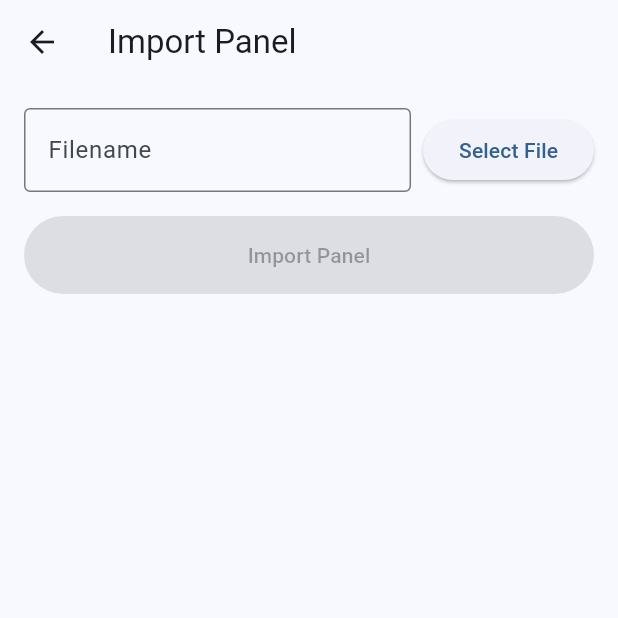
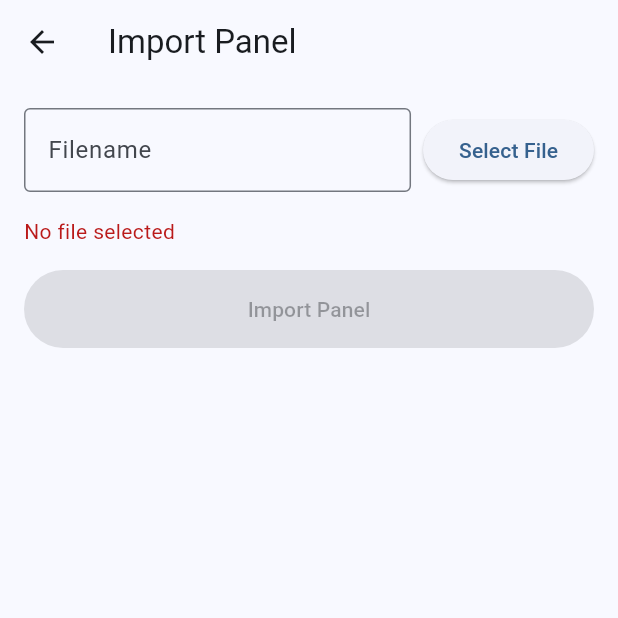
Before and after one commit to buzzspeakerhire/bss-control-app, a Flutter app: the PanelImportScreen screen opened directly, after a tap on "Select File", on a phone screen of 412 x 824 dp, the top half of it. Run offline on Flutter 3.47's test engine with Material 3 defaults, Android fonts, the light colour scheme and no system bars; our stand-ins replace file_picker, shared_preferences; accounts and stored records are empty.

Commit message:
claude work in progress

```diff
--- a/lib/screens/panel_import_screen.dart
+++ b/lib/screens/panel_import_screen.dart
@@ -42,18 +42,27 @@ class _PanelImportScreenState extends State<PanelImportScreen> {
     });
 
     try {
-      // Try with any file type without extensions
-      final result = await FilePicker.platform.pickFiles();
+      // Make sure to use any file type without specifying extensions
+      final result = await FilePicker.platform.pickFiles(
+        type: FileType.any, // Don't restrict to any file type
+        allowMultiple: false,
+        withData: false,
+        withReadStream: false,
+        allowCompression: false,
+      );
 
-      if (result != null && result.files.isNotEmpty) {
+      if (result != null && result.files.isNotEmpty && result.files.first.path != null) {
         final file = File(result.files.first.path!);
         _selectedFile = file;
-        _filenameController.text = file.path.split('/').last;
 
-        // Check if it's a panel file by extension
-        if (!file.path.toLowerCase().endsWith('.panel')) {
+        // Get just the filename from the path
+        final filename = file.path.split('/').last.split('\\').last;
+        _filenameController.text = filename;
+
+        // Check file extension manually
+        if (!filename.toLowerCase().endsWith('.panel')) {
           setState(() {
-            _errorMessage = 'Selected file must have a .panel extension';
+            _errorMessage = 'Selected file should have a .panel extension';
             _isLoading = false;
           });
           return;
@@ -62,16 +71,22 @@ class _PanelImportScreenState extends State<PanelImportScreen> {
         // Try to parse the panel file
         try {
           final panel = await _panelParser.parseFromFile(file.path);
-          _previewPanel = panel;
+          setState(() {
+            _previewPanel = panel;
+          });
         } catch (parseError) {
           setState(() {
             _errorMessage = 'Error parsing panel file: $parseError';
           });
         }
+      } else {
+        setState(() {
+          _errorMessage = 'No file selected';
+        });
       }
     } catch (e) {
       setState(() {
-        _errorMessage = 'Error loading panel file: $e';
+        _errorMessage = 'Error selecting file: $e';
       });
     } finally {
       setState(() {
@@ -84,14 +99,6 @@ class _PanelImportScreenState extends State<PanelImportScreen> {
     if (_selectedFile == null) {
       ScaffoldMessenger.of(context).showSnackBar(
         const SnackBar(content: Text('Please select a panel file')),
-      );
-      return;
-    }
-
-    final filename = _filenameController.text.trim();
-    if (filename.isEmpty) {
-      ScaffoldMessenger.of(context).showSnackBar(
-        const SnackBar(content: Text('Please enter a filename')),
       );
       return;
     }
```
Also changed, not shown: lib/services/panel_parser.dart (+85 -13 lines), lib/services/storage_service.dart (+28 -12 lines).
